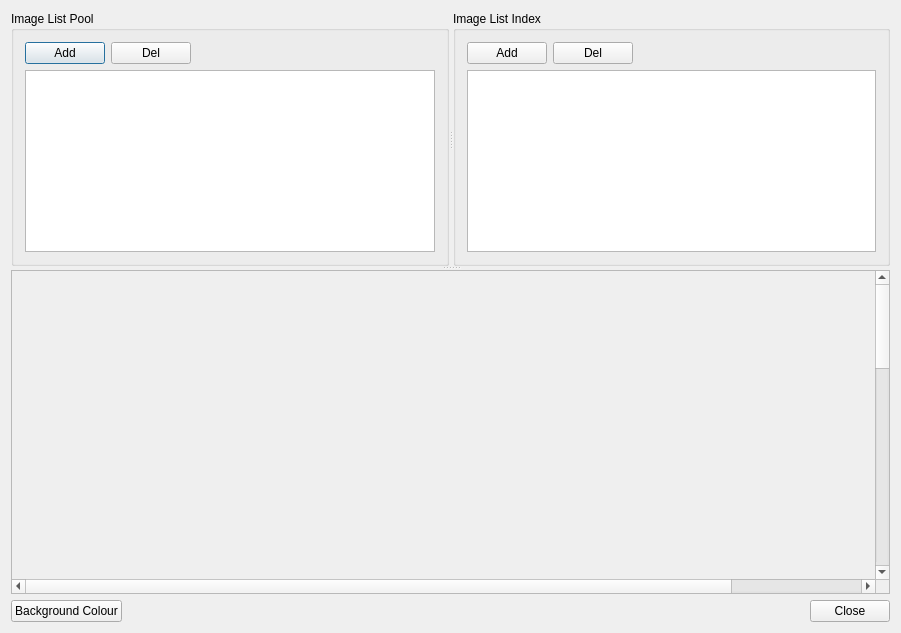
Above: kvmrt2_media_editor/imagelistpool.ui from gyongchae/MediaEditor before the change. Below: the same form after it.
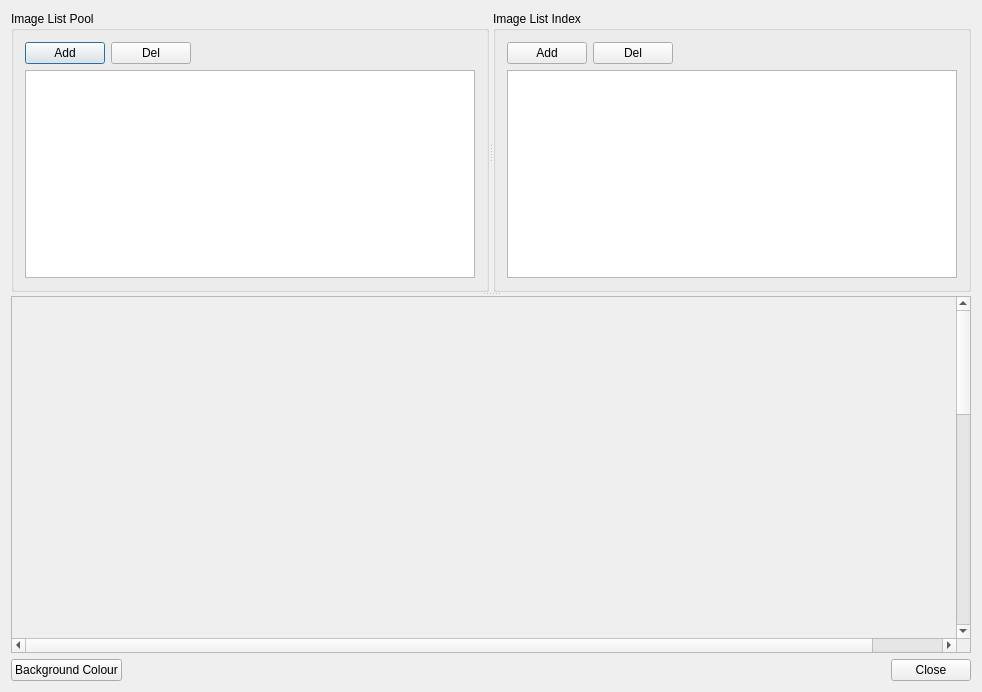
That is the form after the change.

Diff of the .ui file:
```diff
--- a/kvmrt2_media_editor/imagelistpool.ui
+++ b/kvmrt2_media_editor/imagelistpool.ui
@@ -6,8 +6,8 @@
    <rect>
     <x>0</x>
     <y>0</y>
-    <width>901</width>
-    <height>633</height>
+    <width>982</width>
+    <height>692</height>
    </rect>
   </property>
   <property name="windowTitle">
@@ -136,7 +136,7 @@
        <property name="geometry">
         <rect>
          <x>0</x>
-         <y>-883</y>
+         <y>0</y>
          <width>1017</width>
          <height>1027</height>
         </rect>
```
